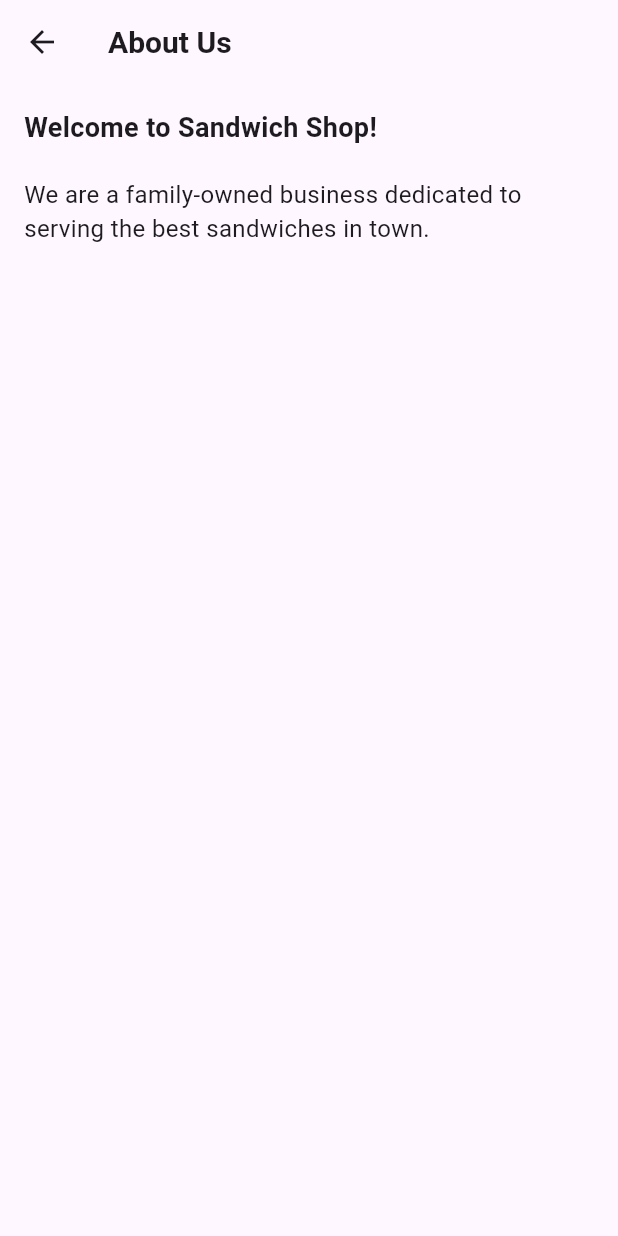
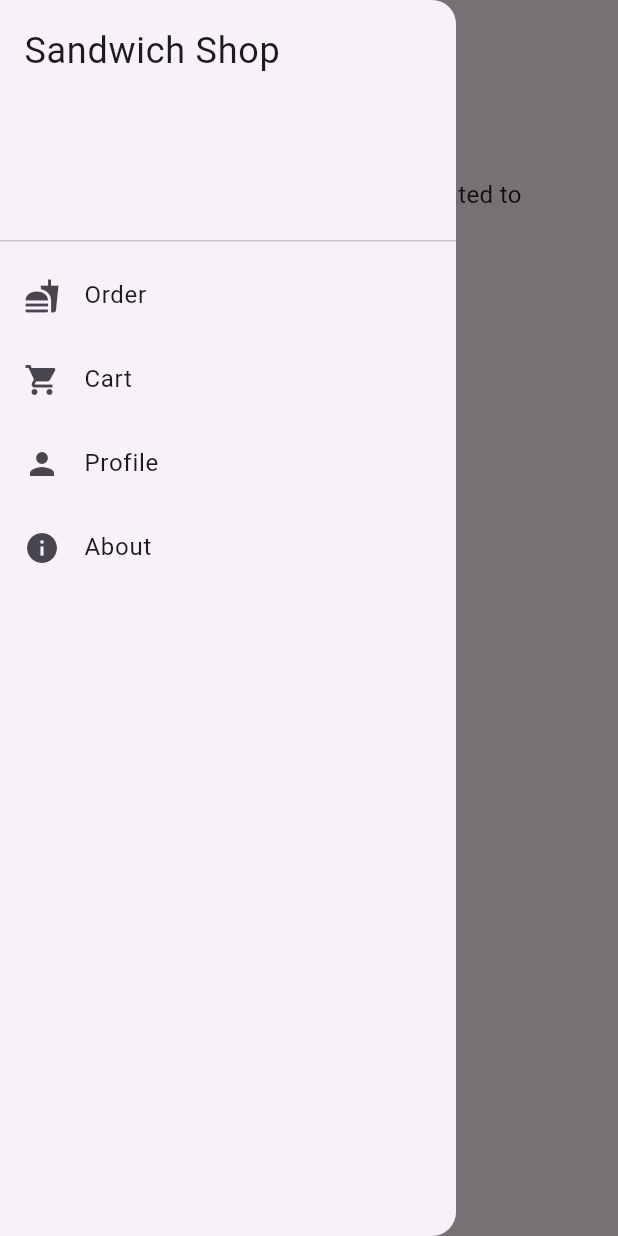
Before and after one commit to justinb14/sandwich_shop, a Flutter app: the AboutScreen screen opened by its route, with the side drawer open (before the commit the screen has no drawer), on a phone screen of 412 x 824 dp. Run offline on Flutter 3.47's test engine with Material 3 defaults, Android fonts, the phone set to English and light mode, and no system bars.

Commit message:
implemented drawer feature

```diff
--- a/lib/views/about_screen.dart
+++ b/lib/views/about_screen.dart
@@ -1,12 +1,13 @@
 import 'package:flutter/material.dart';
 import 'package:sandwich_shop/views/app_styles.dart';
+import 'package:sandwich_shop/views/responsive_scaffold.dart';
 
 class AboutScreen extends StatelessWidget {
   const AboutScreen({super.key});
 
   @override
   Widget build(BuildContext context) {
-    return Scaffold(
+    return ResponsiveScaffold(
       appBar: AppBar(
         title: const Text('About Us', style: heading1),
       ),
@@ -24,6 +25,7 @@ class AboutScreen extends StatelessWidget {
           ],
         ),
       ),
+      currentRoute: '/about',
     );
   }
 }
--- /dev/null
+++ b/lib/views/app_drawer.dart
@@ -0,0 +1,48 @@
+import 'package:flutter/material.dart';
+
+class AppDrawer extends StatelessWidget {
+  final String? currentRoute;
+  const AppDrawer({super.key, this.currentRoute});
+
+  @override
+  Widget build(BuildContext context) {
+    return Drawer(
+      child: ListView(
+        children: [
+          const DrawerHeader(
+            child: Text('Sandwich Shop', style: TextStyle(fontSize: 24)),
+          ),
+          ListTile(
+            leading: const Icon(Icons.fastfood),
+            title: const Text('Order'),
+            selected: currentRoute == '/',
+            onTap: () {
+              Navigator.of(context).pushNamedAndRemoveUntil('/', (r) => false);
+            },
+          ),
+          ListTile(
+            leading: const Icon(Icons.shopping_cart),
+            title: const Text('Cart'),
+            onTap: () {
+              Navigator.of(context).pushNamed('/cart');
+            },
+          ),
+          ListTile(
+            leading: const Icon(Icons.person),
+            title: const Text('Profile'),
+            onTap: () {
+              Navigator.of(context).pushNamed('/profile');
+            },
+          ),
+          ListTile(
+            leading: const Icon(Icons.info),
+            title: const Text('About'),
+            onTap: () {
+              Navigator.of(context).pushNamed('/about');
+            },
+          ),
+        ],
+      ),
+    );
+  }
+}
--- a/lib/views/cart_screen.dart
+++ b/lib/views/cart_screen.dart
@@ -4,6 +4,7 @@ import 'package:sandwich_shop/models/cart.dart';
 import 'package:sandwich_shop/models/cart_item.dart';
 import 'package:sandwich_shop/views/checkout_screen.dart';
 import 'package:sandwich_shop/widgets/styled_button.dart';
+import 'package:sandwich_shop/views/responsive_scaffold.dart';
 
 class CartScreen extends StatelessWidget {
   const CartScreen({Key? key}) : super(key: key);
@@ -49,7 +50,7 @@ class CartScreen extends StatelessWidget {
   Widget build(BuildContext context) {
     return Consumer<Cart>(
       builder: (context, cart, child) {
-        return Scaffold(
+        return ResponsiveScaffold(
           appBar: AppBar(
             title: const Text('Your Cart'),
           ),
@@ -133,6 +134,7 @@ class CartScreen extends StatelessWidget {
               ],
             ),
           ),
+          currentRoute: '/cart',
         );
       },
     );
--- a/lib/views/profile_screen.dart
+++ b/lib/views/profile_screen.dart
@@ -1,4 +1,5 @@
 import 'package:flutter/material.dart';
+import 'package:sandwich_shop/views/responsive_scaffold.dart';
 
 class ProfileScreen extends StatefulWidget {
   const ProfileScreen({super.key});
@@ -20,7 +21,7 @@ class _ProfileScreenState extends State<ProfileScreen> {
 
   @override
   Widget build(BuildContext context) {
-    return Scaffold(
+    return ResponsiveScaffold(
       appBar: AppBar(
         title: const Text('Profile'),
       ),
@@ -62,6 +63,7 @@ class _ProfileScreenState extends State<ProfileScreen> {
           ],
         ),
       ),
+      currentRoute: '/profile',
     );
   }
 }
--- /dev/null
+++ b/lib/views/responsive_scaffold.dart
@@ -0,0 +1,94 @@
+import 'package:flutter/material.dart';
+import 'package:sandwich_shop/views/app_drawer.dart';
+
+class ResponsiveScaffold extends StatelessWidget {
+  final PreferredSizeWidget? appBar;
+  final Widget body;
+  final String? currentRoute;
+  final FloatingActionButton? floatingActionButton;
+
+  const ResponsiveScaffold({
+    super.key,
+    this.appBar,
+    required this.body,
+    this.currentRoute,
+    this.floatingActionButton,
+  });
+
+  @override
+  Widget build(BuildContext context) {
+    final isWide = MediaQuery.of(context).size.width >= 700;
+    if (isWide) {
+      return Scaffold(
+        appBar: appBar,
+        body: Row(
+          children: [
+            NavigationRail(
+              selectedIndex: _routeToIndex(currentRoute),
+              onDestinationSelected: (idx) {
+                switch (idx) {
+                  case 0:
+                    Navigator.of(context).pushNamedAndRemoveUntil('/', (r) => false);
+                    break;
+                  case 1:
+                    Navigator.of(context).pushNamed('/cart');
+                    break;
+                  case 2:
+                    Navigator.of(context).pushNamed('/profile');
+                    break;
+                  case 3:
+                    Navigator.of(context).pushNamed('/about');
+                    break;
+                }
+              },
+              labelType: NavigationRailLabelType.all,
+              destinations: const [
+                NavigationRailDestination(
+                  icon: Icon(Icons.fastfood),
+                  label: Text('Order'),
+                ),
+                NavigationRailDestination(
+                  icon: Icon(Icons.shopping_cart),
+                  label: Text('Cart'),
+                ),
+                NavigationRailDestination(
+                  icon: Icon(Icons.person),
+                  label: Text('Profile'),
+                ),
+                NavigationRailDestination(
+                  icon: Icon(Icons.info),
+                  label: Text('About'),
+                ),
+              ],
+            ),
+            const VerticalDivider(width: 1),
+            Expanded(child: body),
+          ],
+        ),
+        floatingActionButton: floatingActionButton,
+      );
+    } else {
+      return Scaffold(
+        appBar: appBar,
+        drawer: AppDrawer(currentRoute: currentRoute),
+        body: body,
+        floatingActionButton: floatingActionButton,
+      );
+    }
+  }
+
+  int _routeToIndex(String? route) {
+    switch (route) {
+      case '/':
+        return 0;
+      case '/cart':
+        return 1;
+      case '/profile':
+        return 2;
+      case '/about':
+        return 3;
+      default:
+        return 0;
+    }
+  }
+}
```
Also changed, not shown: lib/main.dart (+7 -2 lines), 2 other files.
